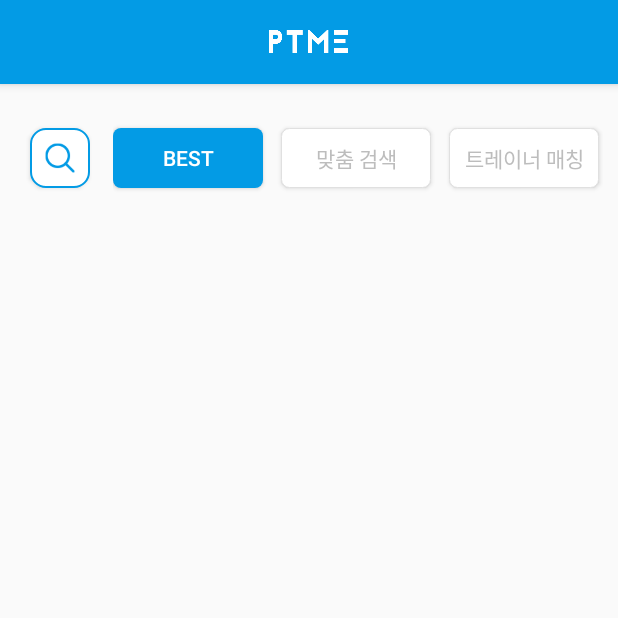
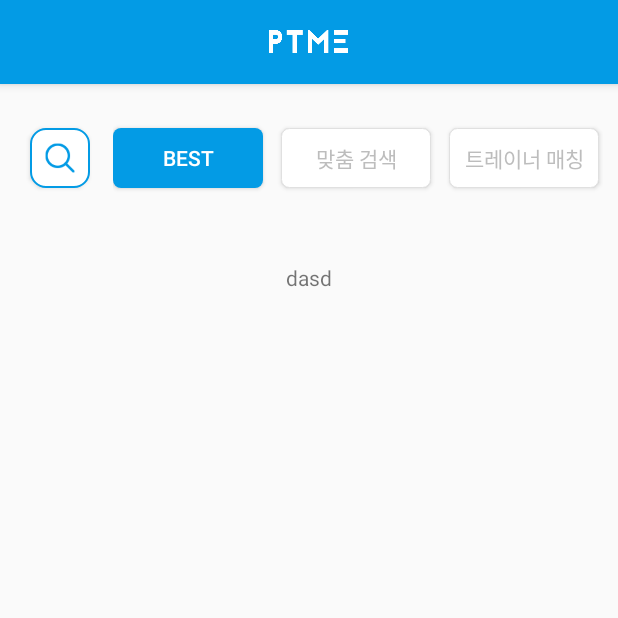
Before and after one commit to willtriti03/mypt, an Android app: the screen it shows after launch (MainActivity), on a phone screen of 412 x 824 dp, the top half of it. Run offline under Robolectric (Android 15) with nearby library versions, the phone set to English and light mode, and no system bars; our stand-ins replace ButterKnife.

Commit message:
Main RecycleView

```diff
--- a/mypt/app/src/main/java/com/example/jungjune/mypt/Activity/MainActivity.java
+++ b/mypt/app/src/main/java/com/example/jungjune/mypt/Activity/MainActivity.java
@@ -11,6 +11,7 @@ import android.support.v7.widget.RecyclerView;
 import android.view.LayoutInflater;
 import android.view.View;
 import android.widget.ScrollView;
+import android.widget.TextView;
 
 import com.example.jungjune.mypt.Adapter.BestRecycleAdapter;
 import com.example.jungjune.mypt.R;
@@ -20,8 +21,7 @@ import butterknife.ButterKnife;
 
 public class MainActivity extends TitleBarActivity {
     @BindView(R.id.contentPanel)ScrollView sc;
-    @BindView(R.id.recycleView)RecyclerView recyclerView;
-
+    RecyclerView recyclerView;
     BestRecycleAdapter adapter;
     @Override
     protected void onCreate(Bundle savedInstanceState) {
@@ -30,15 +30,12 @@ public class MainActivity extends TitleBarActivity {
         ButterKnife.bind(this);
 
         View v = LayoutInflater.from(this).inflate(R.layout.view_best, null);
-        ButterKnife.bind(this,v);
         sc.addView(v);
 
-        adapter=new BestRecycleAdapter(getApplicationContext(),null,R.layout.activity_main);
+        recyclerView= (RecyclerView) v.findViewById(R.id.recycleView);
+
+        adapter = new BestRecycleAdapter(getApplicationContext(),null,R.layout.activity_main);
         recyclerView.setAdapter(adapter);
-        LinearLayoutManager layoutManager=new LinearLayoutManager(getApplicationContext());
-        recyclerView.setHasFixedSize(true);
-        recyclerView.setLayoutManager(layoutManager);
 
-        adapter.addItem(R.drawable.btn_float_ok,"이정준","ㄴㄴ");
     }
 }
--- a/mypt/app/src/main/res/layout/view_best.xml
+++ b/mypt/app/src/main/res/layout/view_best.xml
@@ -35,7 +35,11 @@
                 android:layout_height="0dp"
                 android:layout_weight="0.5"
                 android:gravity="center">
-
+                <TextView
+                    android:layout_width="wrap_content"
+                    android:layout_height="wrap_content"
+                    android:id="@+id/ttt"
+                    android:text="dasd"/>
             </LinearLayout>
 
             <LinearLayout
```
Also changed, not shown: mypt/app/src/main/java/com/example/jungjune/mypt/Adapter/BestRecycleAdapter.java (+9 -6 lines), mypt/app/src/main/java/com/example/jungjune/mypt/Item/BestRecycleItem.java (+6 -4 lines).
